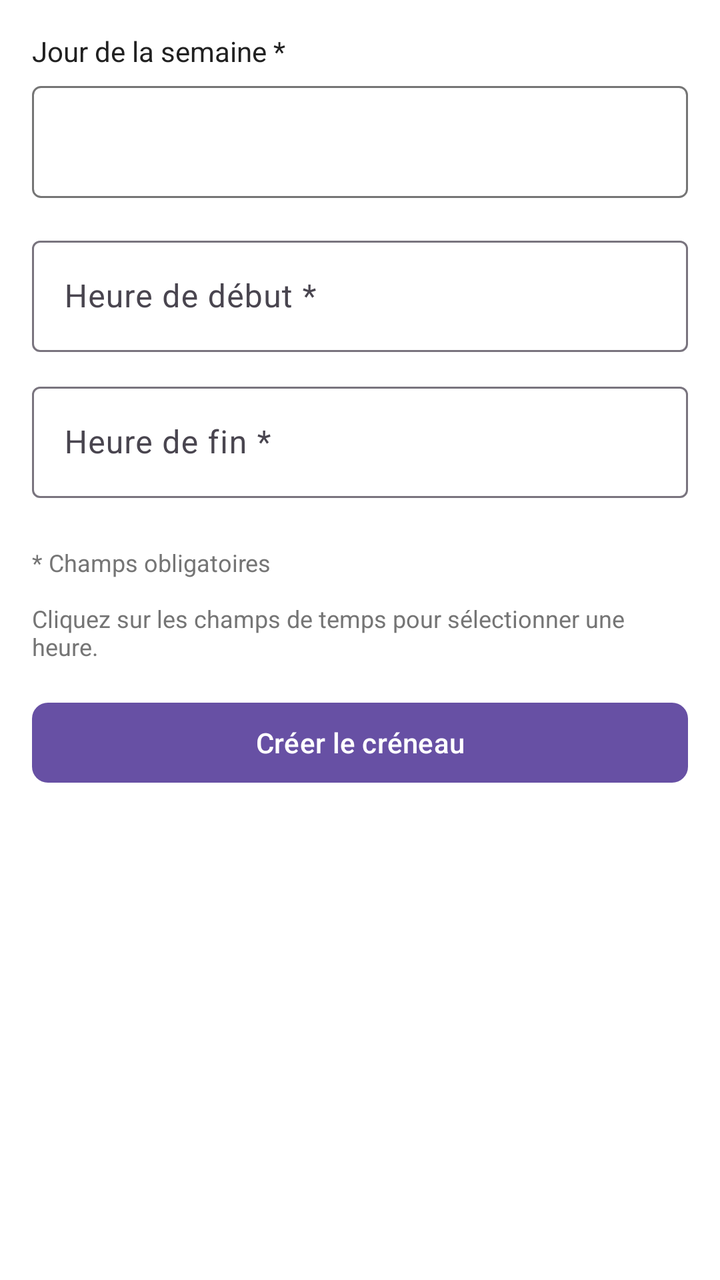
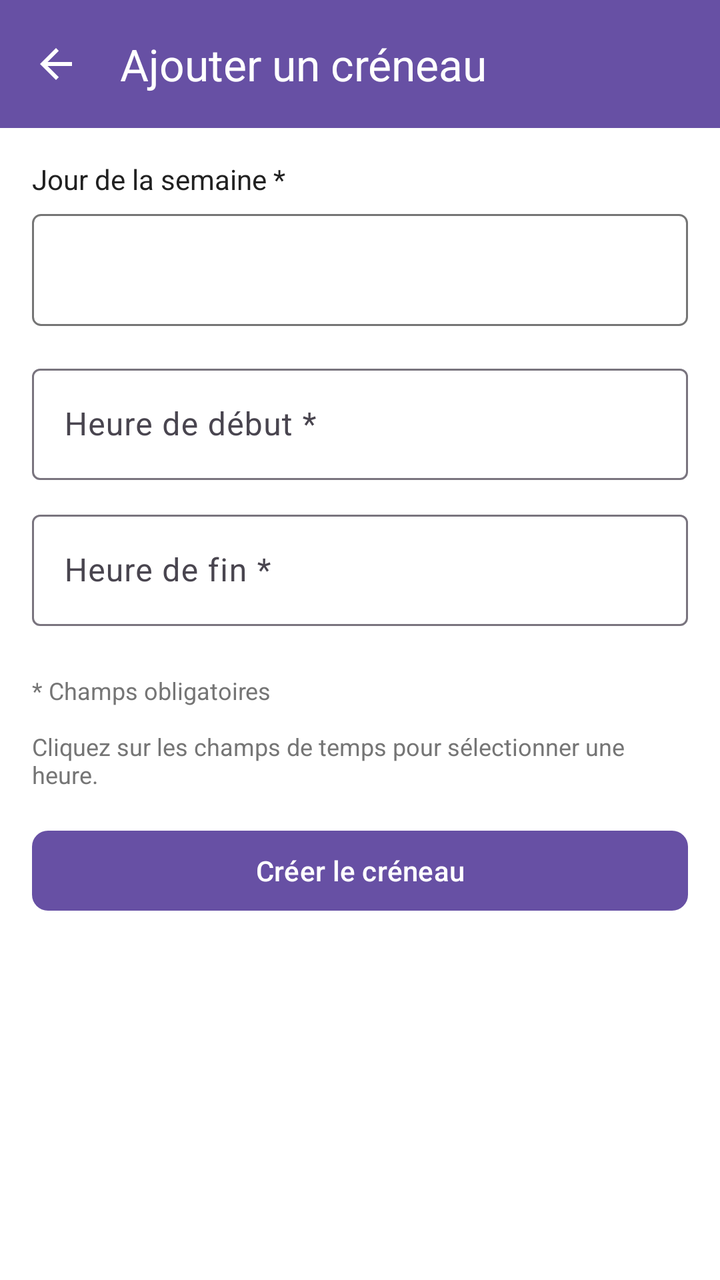

Compare the two renders of this Android layout. The source of the first and the diff that turns it into the second are given below.
<!-- AndroidManifest.xml: application theme Theme.CabinetMedical -->
<!-- res/layout/activity_doctor_add_timeslot.xml -->
<?xml version="1.0" encoding="utf-8"?>
<ScrollView xmlns:android="http://schemas.android.com/apk/res/android"
    xmlns:app="http://schemas.android.com/apk/res-auto"
    android:layout_width="match_parent"
    android:layout_height="match_parent"
    android:background="@color/white"
    android:fillViewport="true">

    <LinearLayout
        android:layout_width="match_parent"
        android:layout_height="wrap_content"
        android:orientation="vertical"
        android:padding="16dp">

        
        <ProgressBar
            android:id="@+id/progress_bar"
            android:layout_width="wrap_content"
            android:layout_height="wrap_content"
            android:layout_gravity="center"
            android:visibility="gone" />

        
        <TextView
            android:id="@+id/error_message"
            android:layout_width="match_parent"
            android:layout_height="wrap_content"
            android:padding="12dp"
            android:textColor="@color/error"
            android:visibility="gone"
            android:layout_marginBottom="16dp" />

        
        <TextView
            android:layout_width="match_parent"
            android:layout_height="wrap_content"
            android:text="Jour de la semaine *"
            android:textColor="@color/text_primary"
            android:textSize="14sp"
            android:layout_marginBottom="8dp" />

        <Spinner
            android:id="@+id/spinner_day"
            android:layout_width="match_parent"
            android:layout_height="56dp"
            android:background="@drawable/spinner_background"
            android:padding="12dp"
            android:layout_marginBottom="16dp" />

        
        <com.google.android.material.textfield.TextInputLayout
            android:layout_width="match_parent"
            android:layout_height="wrap_content"
            android:hint="Heure de début *"
            app:boxBackgroundMode="outline"
            android:layout_marginBottom="12dp">

            <com.google.android.material.textfield.TextInputEditText
                android:id="@+id/input_start_time"
                android:layout_width="match_parent"
                android:layout_height="wrap_content"
                android:inputType="none"
                android:focusable="false"
                android:clickable="true" />

        </com.google.android.material.textfield.TextInputLayout>

        
        <com.google.android.material.textfield.TextInputLayout
            android:layout_width="match_parent"
            android:layout_height="wrap_content"
            android:hint="Heure de fin *"
            app:boxBackgroundMode="outline"
            android:layout_marginBottom="24dp">

            <com.google.android.material.textfield.TextInputEditText
                android:id="@+id/input_end_time"
                android:layout_width="match_parent"
                android:layout_height="wrap_content"
                android:inputType="none"
                android:focusable="false"
                android:clickable="true" />

        </com.google.android.material.textfield.TextInputLayout>

        
        <TextView
            android:layout_width="match_parent"
            android:layout_height="wrap_content"
            android:text="* Champs obligatoires\n\nCliquez sur les champs de temps pour sélectionner une heure."
            android:textColor="@color/text_secondary"
            android:textSize="12sp"
            android:layout_marginBottom="16dp" />

        
        <com.google.android.material.button.MaterialButton
            android:id="@+id/button_create"
            android:layout_width="match_parent"
            android:layout_height="wrap_content"
            android:text="Créer le créneau"
            android:textColor="@color/white"
            app:cornerRadius="8dp" />

    </LinearLayout>

</ScrollView>
<!-- resources referenced by this layout -->
<resources>
  <color name="error">#F44336</color>
  <color name="text_primary">#212121</color>
  <color name="text_secondary">#757575</color>
  <color name="white">#FFFFFFFF</color>
  <!-- drawable spinner_background (drawable) -->
  <?xml version="1.0" encoding="utf-8"?>
  <shape xmlns:android="http://schemas.android.com/apk/res/android">
      <solid android:color="@color/white"/>
      <stroke
          android:width="1dp"
          android:color="@color/text_secondary"/>
      <corners android:radius="4dp"/>
      <padding
          android:left="12dp"
          android:right="12dp"
          android:top="12dp"
          android:bottom="12dp"/>
  </shape>
  <style name="Theme.CabinetMedical" parent="Base.Theme.CabinetMedical" />
  <style name="Base.Theme.CabinetMedical" parent="Theme.Material3.DayNight.NoActionBar">
          
          
      </style>
</resources>

<!-- the commit's change to res/layout/activity_doctor_add_timeslot.xml (unified diff, before → after) -->
@@ -1,10 +1,27 @@
 <?xml version="1.0" encoding="utf-8"?>
-<ScrollView xmlns:android="http://schemas.android.com/apk/res/android"
+<LinearLayout xmlns:android="http://schemas.android.com/apk/res/android"
     xmlns:app="http://schemas.android.com/apk/res-auto"
     android:layout_width="match_parent"
     android:layout_height="match_parent"
-    android:background="@color/white"
-    android:fillViewport="true">
+    android:orientation="vertical"
+    android:background="@color/white">
+
+    
+    <com.google.android.material.appbar.MaterialToolbar
+        android:id="@+id/toolbar"
+        android:layout_width="match_parent"
+        android:layout_height="?attr/actionBarSize"
+        android:background="?attr/colorPrimary"
+        app:title="Ajouter un créneau"
+        app:titleTextColor="@android:color/white"
+        app:navigationIcon="?attr/homeAsUpIndicator"
+        app:navigationIconTint="@android:color/white" />
+
+    <ScrollView
+        android:layout_width="match_parent"
+        android:layout_height="0dp"
+        android:layout_weight="1"
+        android:fillViewport="true">
 
     <LinearLayout
         android:layout_width="match_parent"
@@ -103,4 +120,6 @@
 
     </LinearLayout>
 
-</ScrollView>
+    </ScrollView>
+
+</LinearLayout>
